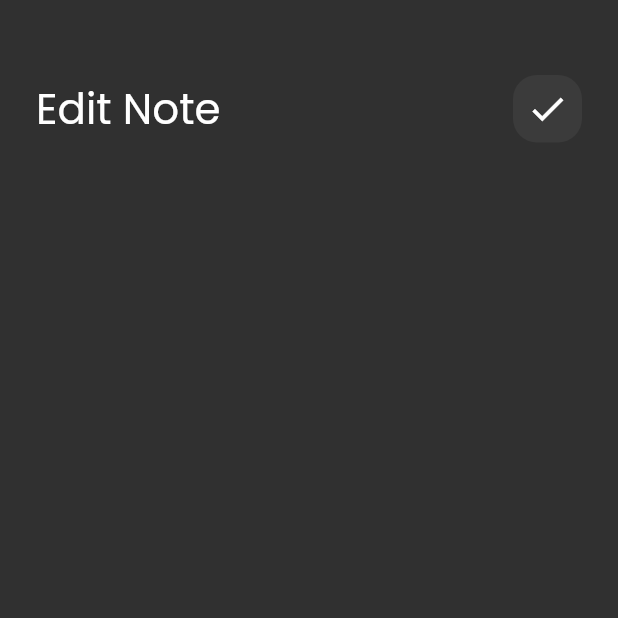
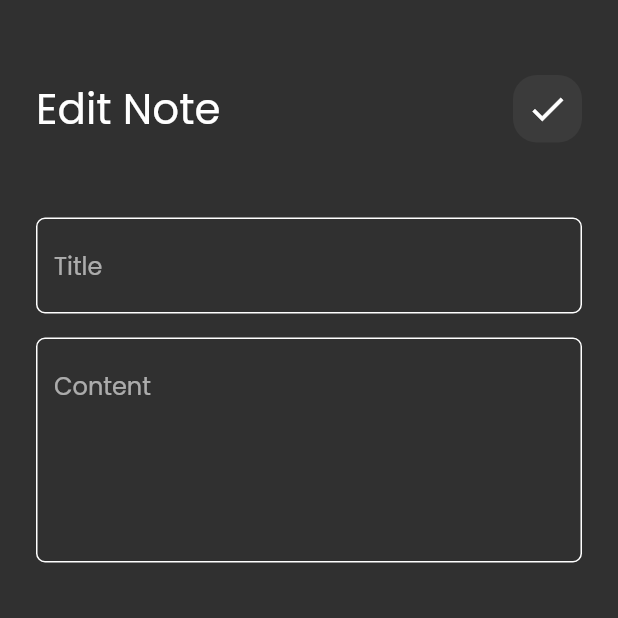
Before and after one commit to AhmedMonatah/Notes_app, a Flutter app: the EditNoteView screen opened directly, on a phone screen of 412 x 824 dp, the top half of it. Run offline on Flutter 3.47's test engine with Material 2 defaults, Android fonts, the phone set to English and light mode, and no system bars.

Commit message:
add hive

```diff
--- a/lib/views/CustomeSearchIcon.dart
+++ b/lib/views/CustomeSearchIcon.dart
@@ -13,8 +13,10 @@ class CustomeSearchIcon extends StatelessWidget {
         color:Colors.white.withOpacity(0.05),
         borderRadius: BorderRadius.circular(16)
         ),
-    child: Center(child: Icon(icon,color: Colors.white,size: 28,
-    )));
+    child: IconButton(icon:Icon(icon,size: 28,),onPressed: () {
+
+    },
+    ));
 
   }
 }
--- a/lib/views/EditViewBody.dart
+++ b/lib/views/EditViewBody.dart
@@ -1,5 +1,6 @@
 import 'package:flutter/cupertino.dart';
 import 'package:flutter/material.dart';
+import 'package:note_app/views/CustomeTextFiled.dart';
 import 'package:note_app/views/NoteBar.dart';
 
 class EditNoteViewBody extends StatelessWidget {
@@ -16,6 +17,11 @@ class EditNoteViewBody extends StatelessWidget {
             icon: Icons.check ,
             titel: 'Edit Note',
           ),
+          SizedBox( height: 50,),
+         CustomeTextFiled(hint: 'Title'),
+         SizedBox( height: 16,),
+         CustomeTextFiled(hint: 'Content',maxLines: 5,),
+
         ],
 
       ),
--- a/pubspec.yaml
+++ b/pubspec.yaml
@@ -28,6 +28,8 @@ environment:
 # the latest version available on pub.dev. To see which dependencies have newer
 # versions available, run `flutter pub outdated`.
 dependencies:
+  hive: ^2.2.3
+  hive_flutter: ^1.1.0
   flutter:
     sdk: flutter
 
@@ -37,6 +39,8 @@ dependencies:
   cupertino_icons: ^1.0.2
 
 dev_dependencies:
+  build_runner: ^2.3.2
+  hive_generator: ^2.0.0
   flutter_test:
     sdk: flutter
 
```
Also changed, not shown: lib/models/note_model.dart (added, +11 -0 lines), pubspec.lock.
